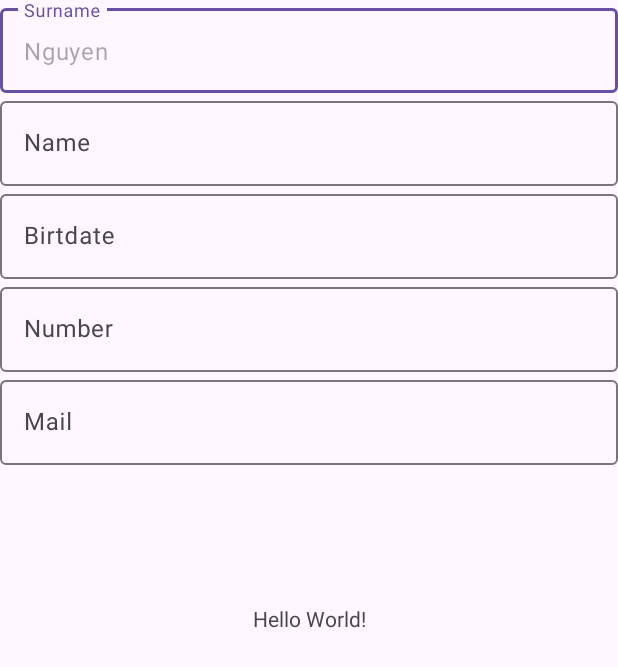
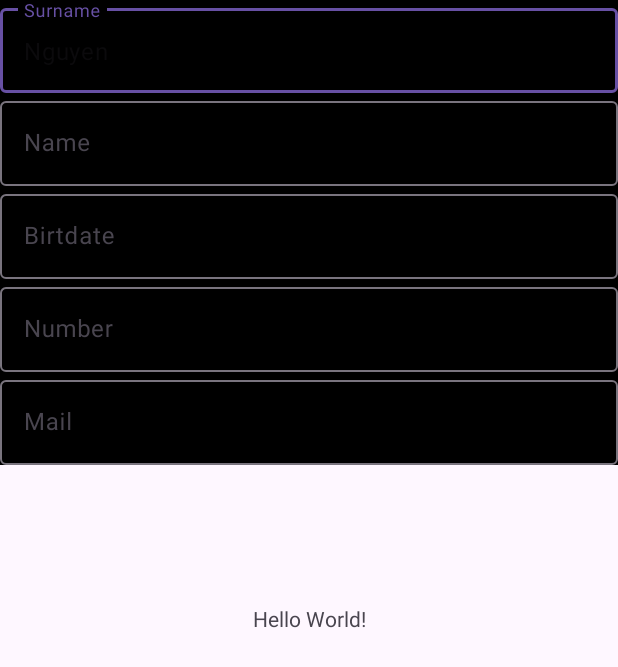
Before and after one commit to tony-nguyen1/TP3-DevMob, an Android app: the screen it shows after launch (MainActivity), on a phone screen of 412 x 824 dp. Shown: the top 667 px of the screen. Run offline under Robolectric (Android 15) with nearby library versions, the phone set to English and light mode, and no system bars.

Commit message:
warning suppression

```diff
--- a/app/src/main/res/layout/fragment_user_input.xml
+++ b/app/src/main/res/layout/fragment_user_input.xml
@@ -14,78 +14,80 @@
         android:orientation="vertical"
         android:gravity="center"
         app:layout_constraintStart_toStartOf="parent"
-        app:layout_constraintTop_toTopOf="parent">
-
-
-
-
+        app:layout_constraintTop_toTopOf="parent"
+        android:textColor="@color/white"
+        android:background="@color/black"
+        tools:ignore="LabelFor">
 
         <com.google.android.material.textfield.TextInputLayout
             android:id="@+id/text_input_layout"
             android:layout_width="match_parent"
             android:layout_height="wrap_content"
-            android:hint="Surname">
+            android:hint="@string/label_surname">
 
             <EditText
                 android:id="@+id/edit_text_surname"
                 android:layout_width="match_parent"
                 android:layout_height="wrap_content"
-                android:inputType="text"/>
+                android:inputType="text"
+                android:autofillHints="surname"/>
 
         </com.google.android.material.textfield.TextInputLayout>
         <com.google.android.material.textfield.TextInputLayout
             android:id="@+id/text_input_layout_name"
             android:layout_width="match_parent"
             android:layout_height="wrap_content"
-            android:hint="Name">
+            android:hint="@string/label_name">
 
             <EditText
                 android:id="@+id/edit_text_name"
                 android:layout_width="match_parent"
                 android:layout_height="wrap_content"
-                android:inputType="text"/>
+                android:inputType="text"
+                android:autofillHints="name"/>
 
         </com.google.android.material.textfield.TextInputLayout>
         <com.google.android.material.textfield.TextInputLayout
             android:id="@+id/text_input_layout_birthdate"
             android:layout_width="match_parent"
             android:layout_height="wrap_content"
-            android:hint="Birtdate">
+            android:hint="@string/label_birtdate">
 
             <EditText
                 android:id="@+id/edit_text_birthdate"
                 android:layout_width="match_parent"
                 android:layout_height="wrap_content"
-                android:inputType="text"/>
+                android:inputType="text"
+                android:autofillHints="birthdate"/>
 
         </com.google.android.material.textfield.TextInputLayout>
         <com.google.android.material.textfield.TextInputLayout
             android:id="@+id/text_input_layout_number"
             android:layout_width="match_parent"
             android:layout_height="wrap_content"
-            android:hint="Number">
+            android:hint="@string/label_number">
 
             <EditText
                 android:id="@+id/edit_text_number"
                 android:layout_width="match_parent"
                 android:layout_height="wrap_content"
-                android:inputType="number"/>
+                android:inputType="number"
+                android:autofillHints="number"/>
 
         </com.google.android.material.textfield.TextInputLayout>
         <com.google.android.material.textfield.TextInputLayout
             android:id="@+id/text_input_layout_mail"
             android:layout_width="match_parent"
             android:layout_height="wrap_content"
-            android:hint="Mail">
+            android:hint="@string/label_mail">
 
             <EditText
                 android:id="@+id/edit_text_mail"
                 android:layout_width="match_parent"
                 android:layout_height="wrap_content"
-                android:inputType="text"/>
+                android:inputType="text"
+                android:autofillHints="emailAddress"/>
 
         </com.google.android.material.textfield.TextInputLayout>
     </LinearLayout>
-
-
 </androidx.constraintlayout.widget.ConstraintLayout>
--- a/app/src/main/res/values/strings.xml
+++ b/app/src/main/res/values/strings.xml
@@ -2,4 +2,9 @@
     <string name="app_name">TP3-DevMob</string>
     <!-- TODO: Remove or change this placeholder text -->
     <string name="hello_blank_fragment">Hello blank fragment</string>
+    <string name="label_name">Name</string>
+    <string name="label_birtdate">Birtdate</string>
+    <string name="label_surname">Surname</string>
+    <string name="label_number">Number</string>
+    <string name="label_mail">Mail</string>
 </resources>
```
